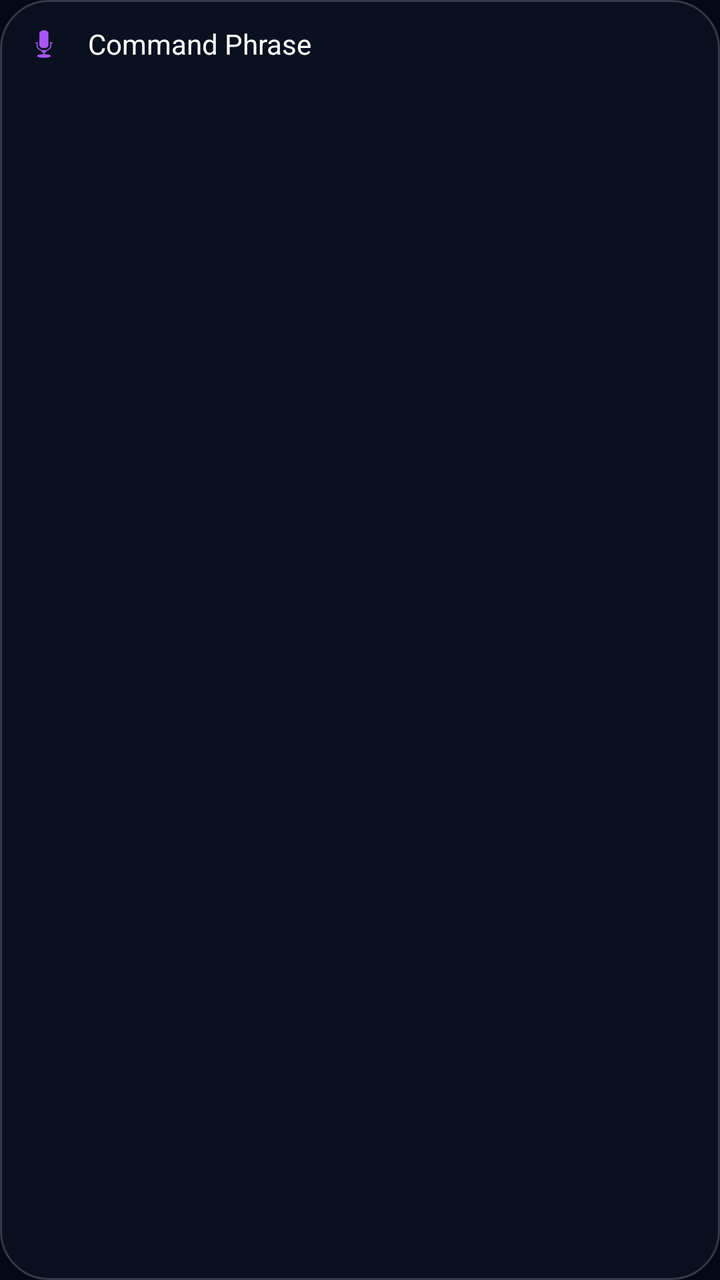
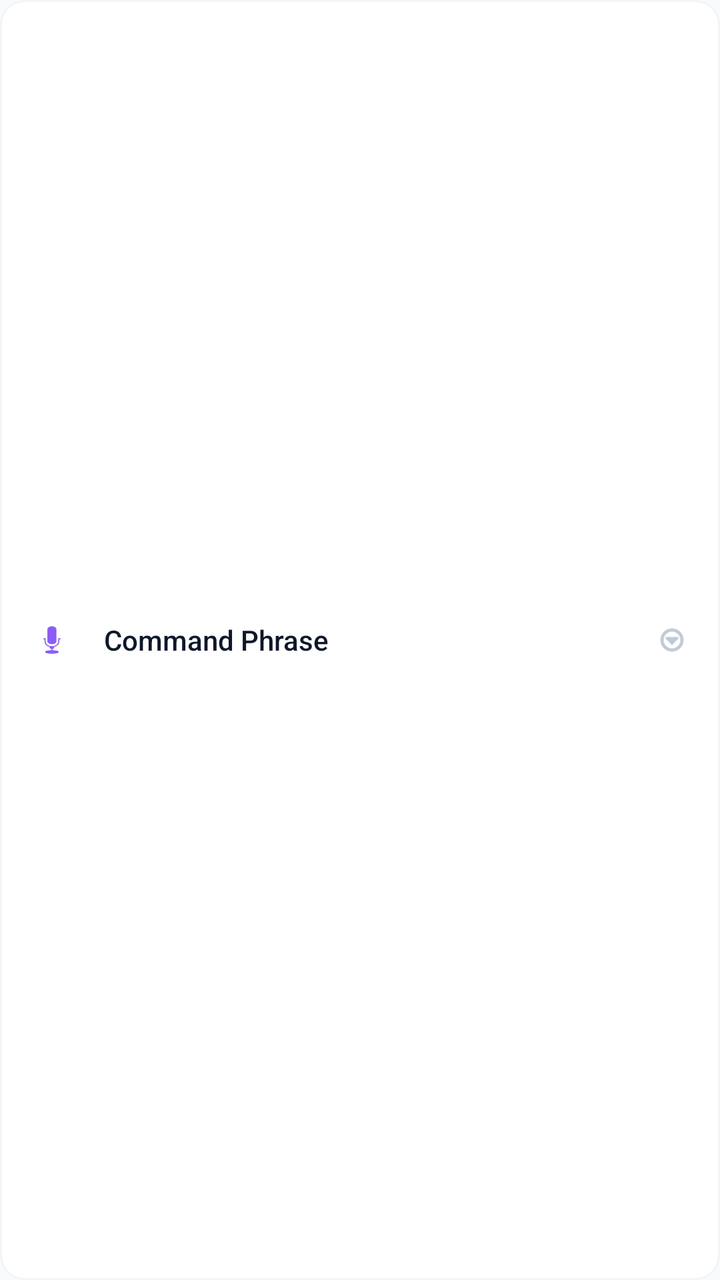

Before-and-after screenshots of an Android layout around one commit, followed by the original layout XML and the change that was made.
<!-- AndroidManifest.xml: application theme Theme.SilentGuard -->
<!-- res/layout/item_custom_command.xml -->
<?xml version="1.0" encoding="utf-8"?>
<LinearLayout xmlns:android="http://schemas.android.com/apk/res/android"
    xmlns:app="http://schemas.android.com/apk/res-auto"
    android:layout_width="match_parent"
    android:layout_height="wrap_content"
    android:orientation="vertical"
    android:padding="12dp"
    android:layout_marginBottom="8dp"
    android:background="@drawable/bg_glass_card"
    android:clickable="true"
    android:focusable="true">

    <RelativeLayout
        android:layout_width="match_parent"
        android:layout_height="wrap_content">

        <ImageView
            android:id="@+id/iv_mic"
            android:layout_width="20dp"
            android:layout_height="20dp"
            android:src="@android:drawable/ic_btn_speak_now"
            app:tint="@color/neon_violet"
            android:layout_centerVertical="true" />

        <LinearLayout
            android:layout_width="wrap_content"
            android:layout_height="wrap_content"
            android:orientation="vertical"
            android:layout_toEndOf="@id/iv_mic"
            android:layout_marginStart="12dp"
            android:layout_alignParentEnd="true"
            android:layout_centerVertical="true">

            <TextView
                android:id="@+id/tv_phrase"
                android:layout_width="wrap_content"
                android:layout_height="wrap_content"
                android:text="Command Phrase"
                android:textColor="@color/text_primary"
                android:fontFamily="sans-serif-bold"
                android:textSize="14sp" />
        </LinearLayout>

    </RelativeLayout>

</LinearLayout>
<!-- resources referenced by this layout -->
<resources>
  <color name="neon_violet">#A855F7</color>
  <color name="text_primary">#FFFFFF</color>
  <!-- drawable bg_glass_card (drawable) -->
  <?xml version="1.0" encoding="utf-8"?>
  <shape xmlns:android="http://schemas.android.com/apk/res/android">
      <solid android:color="@color/bg_secondary" />
      <corners android:radius="24dp" />
      <stroke
          android:width="1dp"
          android:color="@color/bg_glass_stroke" />
  </shape>
  <style name="Theme.SilentGuard" parent="Theme.Material3.DayNight.NoActionBar">
          <item name="colorPrimary">@color/accent_purple</item>
          <item name="android:windowBackground">@color/bg_primary</item>
          <item name="android:statusBarColor">@color/bg_primary</item>
          <item name="android:navigationBarColor">@color/bg_primary</item>
      </style>
  <color name="bg_secondary">#0B1020</color>
  <color name="bg_glass_stroke">#30FFFFFF</color>
  <color name="accent_purple">#8B5CF6</color>
  <color name="bg_primary">#050816</color>
</resources>

<!-- the commit's change to res/layout/item_custom_command.xml (unified diff, before → after) -->
@@ -3,44 +3,36 @@
     xmlns:app="http://schemas.android.com/apk/res-auto"
     android:layout_width="match_parent"
     android:layout_height="wrap_content"
-    android:orientation="vertical"
-    android:padding="12dp"
-    android:layout_marginBottom="8dp"
-    android:background="@drawable/bg_glass_card"
+    android:orientation="horizontal"
+    android:padding="16dp"
+    android:layout_marginBottom="12dp"
+    android:gravity="center_vertical"
     android:clickable="true"
-    android:focusable="true">
+    android:focusable="true"
+    android:background="@drawable/bg_command_item">
 
-    <RelativeLayout
-        android:layout_width="match_parent"
-        android:layout_height="wrap_content">
+    <ImageView
+        android:id="@+id/iv_mic"
+        android:layout_width="20dp"
+        android:layout_height="20dp"
+        android:src="@android:drawable/ic_btn_speak_now"
+        app:tint="@color/feature_snatch_accent" />
 
-        <ImageView
-            android:id="@+id/iv_mic"
-            android:layout_width="20dp"
-            android:layout_height="20dp"
-            android:src="@android:drawable/ic_btn_speak_now"
-            app:tint="@color/neon_violet"
-            android:layout_centerVertical="true" />
+    <TextView
+        android:id="@+id/tv_phrase"
+        android:layout_width="0dp"
+        android:layout_height="wrap_content"
+        android:layout_weight="1"
+        android:layout_marginStart="16dp"
+        android:text="Command Phrase"
+        android:textColor="@color/ui_text_title"
+        android:fontFamily="sans-serif-medium"
+        android:textSize="14sp" />
 
-        <LinearLayout
-            android:layout_width="wrap_content"
-            android:layout_height="wrap_content"
-            android:orientation="vertical"
-            android:layout_toEndOf="@id/iv_mic"
-            android:layout_marginStart="12dp"
-            android:layout_alignParentEnd="true"
-            android:layout_centerVertical="true">
-
-            <TextView
-                android:id="@+id/tv_phrase"
-                android:layout_width="wrap_content"
-                android:layout_height="wrap_content"
-                android:text="Command Phrase"
-                android:textColor="@color/text_primary"
-                android:fontFamily="sans-serif-bold"
-                android:textSize="14sp" />
-        </LinearLayout>
-
-    </RelativeLayout>
+    <ImageView
+        android:layout_width="16dp"
+        android:layout_height="16dp"
+        android:src="@android:drawable/ic_menu_more"
+        app:tint="@color/ui_text_light" />
 
 </LinearLayout>
<!-- resource entries referenced after the edit -->
@@ -1,25 +1,25 @@
 <!-- resources referenced by this layout -->
 <resources>
-  <color name="neon_violet">#A855F7</color>
-  <color name="text_primary">#FFFFFF</color>
-  <!-- drawable bg_glass_card (drawable) -->
+  <color name="feature_snatch_accent">#8B5CF6</color>
+  <color name="ui_text_light">#94A3B8</color>
+  <color name="ui_text_title">#0F172A</color>
+  <!-- drawable bg_command_item (drawable) -->
   <?xml version="1.0" encoding="utf-8"?>
   <shape xmlns:android="http://schemas.android.com/apk/res/android">
-      <solid android:color="@color/bg_secondary" />
-      <corners android:radius="24dp" />
-      <stroke
-          android:width="1dp"
-          android:color="@color/bg_glass_stroke" />
+      <solid android:color="@color/ui_card_white" />
+      <corners android:radius="12dp" />
+      <stroke android:width="1dp" android:color="@color/ui_card_border" />
   </shape>
-  <style name="Theme.SilentGuard" parent="Theme.Material3.DayNight.NoActionBar">
-          <item name="colorPrimary">@color/accent_purple</item>
-          <item name="android:windowBackground">@color/bg_primary</item>
-          <item name="android:statusBarColor">@color/bg_primary</item>
-          <item name="android:navigationBarColor">@color/bg_primary</item>
+  <style name="Theme.SilentGuard" parent="Theme.Material3.Light.NoActionBar">
+          <item name="colorPrimary">@color/brand_primary</item>
+          <item name="android:windowBackground">@color/ui_bg_main</item>
+          <item name="android:statusBarColor">@color/ui_bg_main</item>
+          <item name="android:windowLightStatusBar">true</item>
+          <item name="android:navigationBarColor">@color/ui_bg_main</item>
       </style>
-  <color name="bg_secondary">#0B1020</color>
-  <color name="bg_glass_stroke">#30FFFFFF</color>
-  <color name="accent_purple">#8B5CF6</color>
-  <color name="bg_primary">#050816</color>
+  <color name="ui_card_white">#FFFFFF</color>
+  <color name="ui_card_border">#F1F5F9</color>
+  <color name="brand_primary">#0F172A</color>
+  <color name="ui_bg_main">#F8FAFC</color>
 </resources>
 
